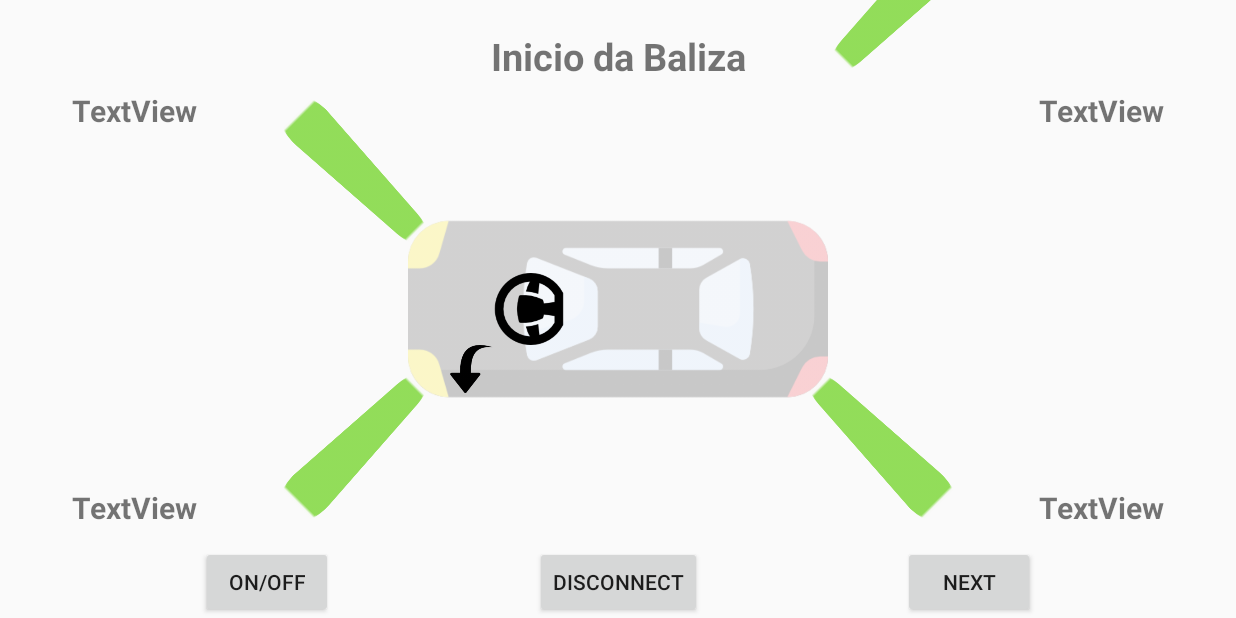
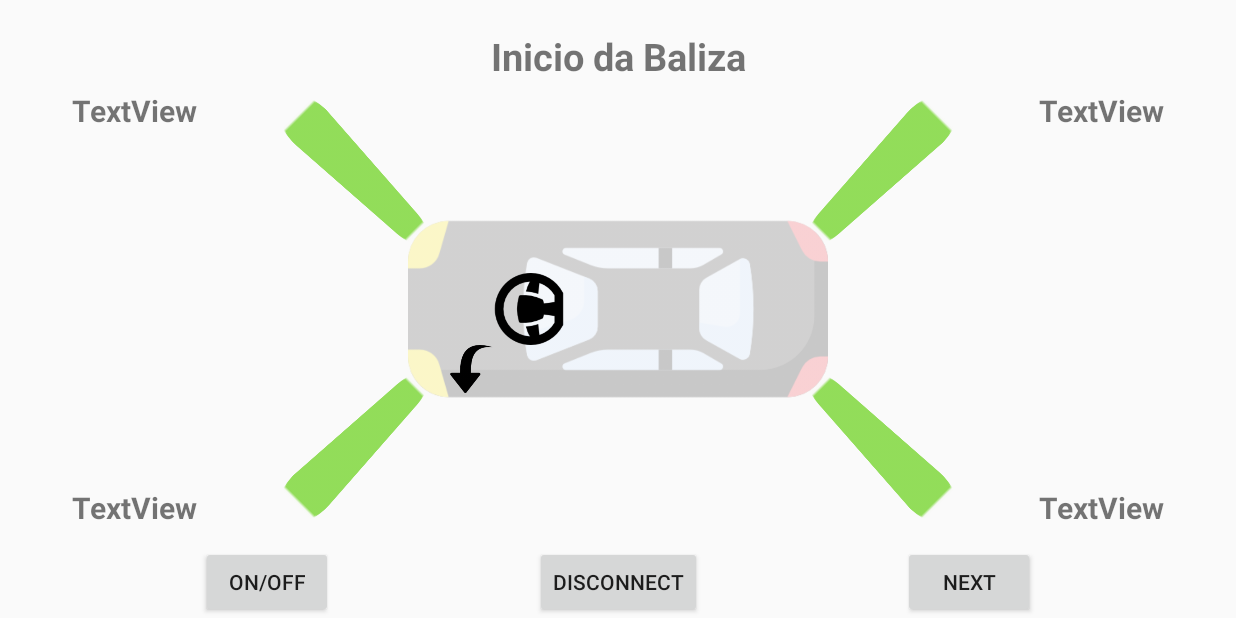
Before and after one commit to kleanlins/Baleasy, an Android app: the ControlActivity screen opened directly, with no data from a screen before it, after a tap on "START", on a phone screen of 824 x 412 dp (held sideways). Run offline under Robolectric (Android 15) with nearby library versions, the phone set to English and light mode, and no system bars; libraries missing offline, so code that uses them is left out: kotlinx.coroutines.experimental; 5 statements that could not run were skipped.

Commit message:
UI update

```diff
--- a/app/src/main/res/layout/control_layout.xml
+++ b/app/src/main/res/layout/control_layout.xml
@@ -154,8 +154,6 @@
         android:layout_height="79dp"
         android:layout_marginEnd="1dp"
         android:layout_marginTop="10dp"
-        android:transformPivotX="0dp"
-        android:transformPivotY="0dp"
         android:rotation="-135"
         android:scaleX=".4"
         android:scaleY="2.3"
```
